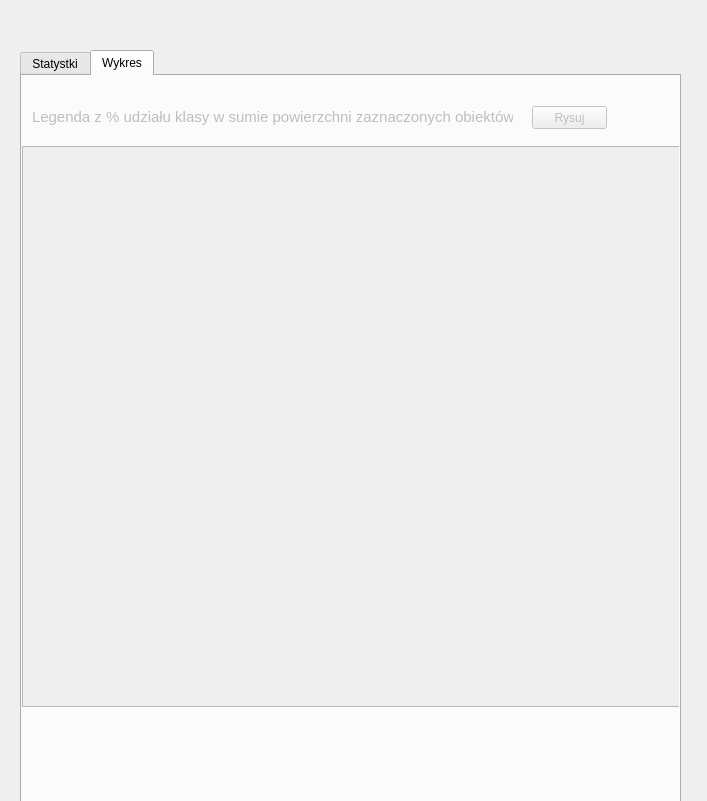
michalasia10/FieldClassifier, file form.ui: the form before one commit.
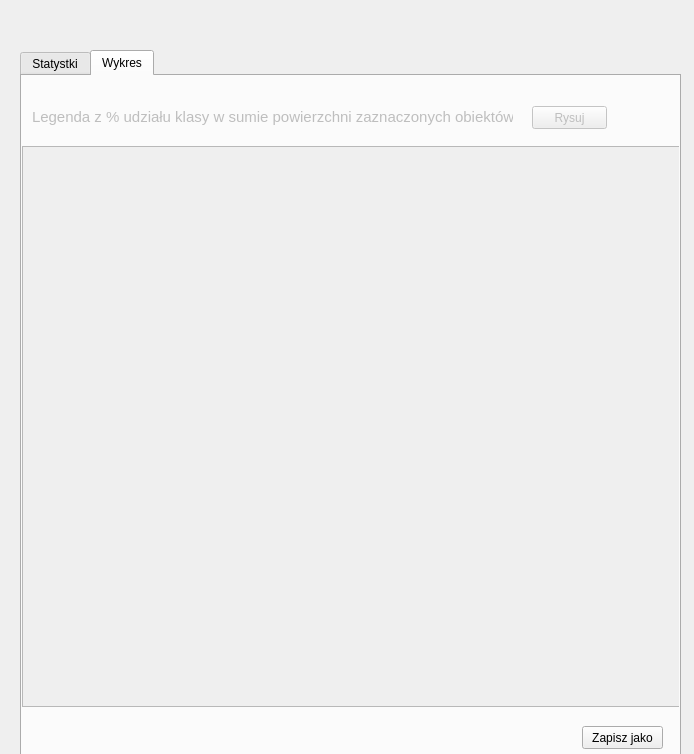
The form after the commit. The open tabs and pages were chosen to show the change. Custom widgets are drawn as their Qt base class.

Diff of the .ui file:
```diff
--- a/form.ui
+++ b/form.ui
@@ -6,8 +6,8 @@
    <rect>
     <x>0</x>
     <y>0</y>
-    <width>707</width>
-    <height>801</height>
+    <width>694</width>
+    <height>754</height>
    </rect>
   </property>
   <property name="windowTitle">
@@ -1285,6 +1285,19 @@
       <string>Rysuj</string>
      </property>
     </widget>
+    <widget class="QPushButton" name="pushButton">
+     <property name="geometry">
+      <rect>
+       <x>560</x>
+       <y>650</y>
+       <width>81</width>
+       <height>23</height>
+      </rect>
+     </property>
+     <property name="text">
+      <string>Zapisz jako</string>
+     </property>
+    </widget>
    </widget>
   </widget>
  </widget>
```
Left out of the diff: 4 changed lines with no effect on the pictures.
